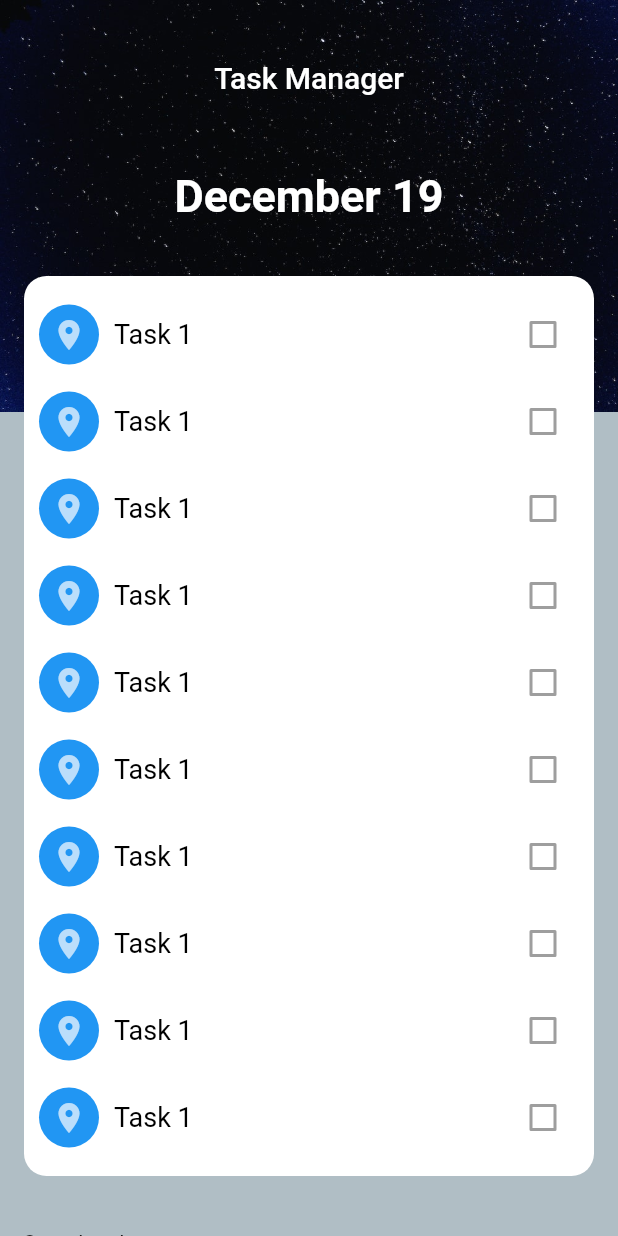
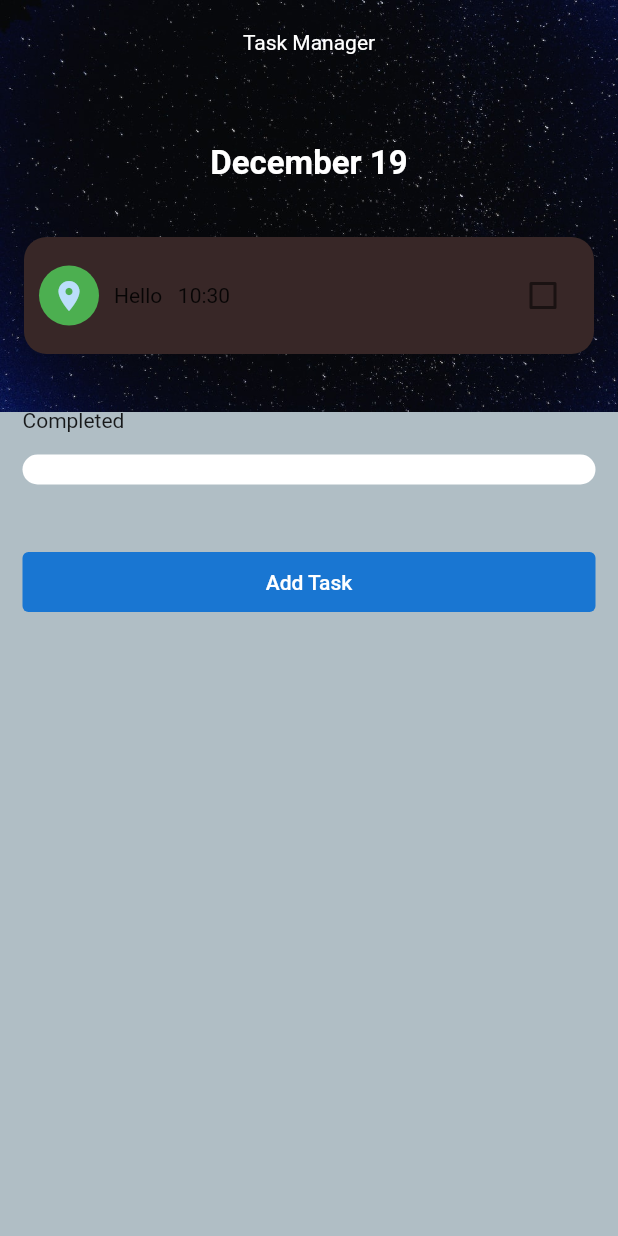
Before and after one commit to jinomanojjohn/To_Do_App, a Flutter app: the screen it shows after launch, on a phone screen of 412 x 824 dp. Run offline on Flutter 3.47's test engine with Material 2 defaults, Android fonts, the phone set to English and light mode, and no system bars.

Commit message:
Session3

```diff
--- a/lib/main.dart
+++ b/lib/main.dart
@@ -1,4 +1,5 @@
 import 'package:flutter/material.dart';
+import 'package:flutter_to_do_app/task_modal.dart';
 
 void main() {
   runApp(const MyApp());
@@ -29,7 +30,16 @@ class MyApp extends StatelessWidget {
   }
 }
 
-class HomePage extends StatelessWidget {
+class HomePage extends StatefulWidget {
+  @override
+  State<HomePage> createState() => _HomePageState();
+}
+
+class _HomePageState extends State<HomePage> {
+  List<TaskItemModel> tasks = [
+    TaskItemModel("Hello ", "", DateTime.now(), false)
+  ];
+
   @override
   Widget build(BuildContext context) {
     return Scaffold(
@@ -44,23 +54,19 @@ class HomePage extends StatelessWidget {
                     crossAxisAlignment: CrossAxisAlignment.center,
                     children: [
                       const SizedBox(
-                        height: 40,
+                        height: 20,
                       ),
                       const Text(
                         "Task Manager",
-                        style: TextStyle(
-                          color: Colors.white,
-                          fontWeight: FontWeight.w500,
-                          fontSize: 20,
-                        ),
+                        style: TextStyle(color: Colors.white),
                       ),
                       const SizedBox(
-                        height: 50,
+                        height: 60,
                       ),
                       const Text("December 19",
                           style: TextStyle(
                               color: Colors.white,
-                              fontSize: 30,
+                              fontSize: 22,
                               fontWeight: FontWeight.w600)),
                       const SizedBox(height: 20),
                       Padding(
@@ -69,22 +75,25 @@ class HomePage extends StatelessWidget {
                           width: double.infinity,
                           padding: const EdgeInsets.all(10),
                           decoration: BoxDecoration(
-                              color: Colors.white,
+                              color: const Color.fromARGB(255, 56, 39, 39),
                               borderRadius: BorderRadius.circular(15)),
                           child: Column(
                             crossAxisAlignment: CrossAxisAlignment.start,
-                            children: const [
-                              TaskItem(),
-                              TaskItem(),
-                              TaskItem(),
-                              TaskItem(),
-                              TaskItem(),
-                              TaskItem(),
-                              TaskItem(),
-                              TaskItem(),
-                              TaskItem(),
-                              TaskItem(),
-                            ],
+                            children: tasks
+                                .map((e) => TaskItem(
+                                      task: e,
+                                      onChange: (bool value) {
+                                        setState(() {
+                                          tasks
+                                              .firstWhere(
+                                                  (elm) => elm.title == e.title)
+                                              .isCompleted = value;
+                                        });
+                                      },
+                                    ))
+                                .toList()
+                                .where((element) => !element.task.isCompleted)
+                                .toList(),
                           ),
                         ),
                       ),
@@ -106,11 +115,21 @@ class HomePage extends StatelessWidget {
                               borderRadius: BorderRadius.circular(15),
                               color: Colors.white),
                           child: Column(
-                            children: const [
-                              TaskItem(),
-                              TaskItem(),
-                              TaskItem(),
-                            ],
+                            children: tasks
+                                .map((e) => TaskItem(
+                                      task: e,
+                                      onChange: (bool value) {
+                                        setState(() {
+                                          tasks
+                                              .firstWhere(
+                                                  (elm) => elm.title == e.title)
+                                              .isCompleted = value;
+                                        });
+                                      },
+                                    ))
+                                .toList()
+                                .where((element) => element.task.isCompleted)
+                                .toList(),
                           ),
                         ),
                       ),
@@ -121,11 +140,16 @@ class HomePage extends StatelessWidget {
                           width: double.infinity,
                           height: 40,
                           child: TextButton(
-                            onPressed: () {},
+                            onPressed: () {
+                              setState(() {
+                                tasks.add(TaskItemModel(
+                                    "new task", "", DateTime.now(), false));
+                              });
+                            },
+                            child: const Text("Add Task"),
                             style: TextButton.styleFrom(
                                 backgroundColor: Colors.blue.shade700,
                                 foregroundColor: Colors.white),
-                            child: const Text("Add Task"),
                           ),
                         ),
                       )
@@ -139,33 +163,50 @@ class HomePage extends StatelessWidget {
   }
 }
 
-class TaskItem extends StatelessWidget {
+class TaskItem extends StatefulWidget {
+  final TaskItemModel task;
+
+  final void Function(bool value) onChange;
+
   const TaskItem({
     Key? key,
+    required this.task,
+    required this.onChange,
   }) : super(key: key);
+
+  @override
+  State<TaskItem> createState() => _TaskItemState();
+}
+
+class _TaskItemState extends State<TaskItem> {
+  bool isChecked = false;
+
+  @override
+  void initState() {
+    super.initState();
+    isChecked = widget.task.isCompleted;
+  }
 
   @override
   Widget build(BuildContext context) {
     return Padding(
       padding: const EdgeInsets.only(top: 5, bottom: 5),
       child: Row(
-        children: const [
-          CircleAvatar(
+        children: [
+          const CircleAvatar(
             radius: 20,
-            backgroundColor: Colors.blue,
+            backgroundColor: Colors.green,
             child: Icon(Icons.place),
           ),
-          SizedBox(width: 10),
+          const SizedBox(width: 10),
           Text(
-            "Task 1",
-            style: TextStyle(
-              color: Colors.black,
-              fontSize: 18,
-              fontWeight: FontWeight.w400,
-            ),
-          ),
-          Spacer(),
-          Checkbox(value: false, onChanged: null)
+              "${widget.task.title}  ${widget.task.timestamp.hour}:${widget.task.timestamp.minute}"),
+          const Spacer(),
+          Checkbox(
+              value: widget.task.isCompleted,
+              onChanged: (bool? value) {
+                widget.onChange(value ?? false);
+              })
         ],
       ),
     );
--- /dev/null
+++ b/lib/task_modal.dart
@@ -0,0 +1,8 @@
+class TaskItemModel {
+  final String title;
+  final String desc;
+  final DateTime timestamp;
+  bool isCompleted;
+
+  TaskItemModel(this.title, this.desc, this.timestamp, this.isCompleted);
+}
```
